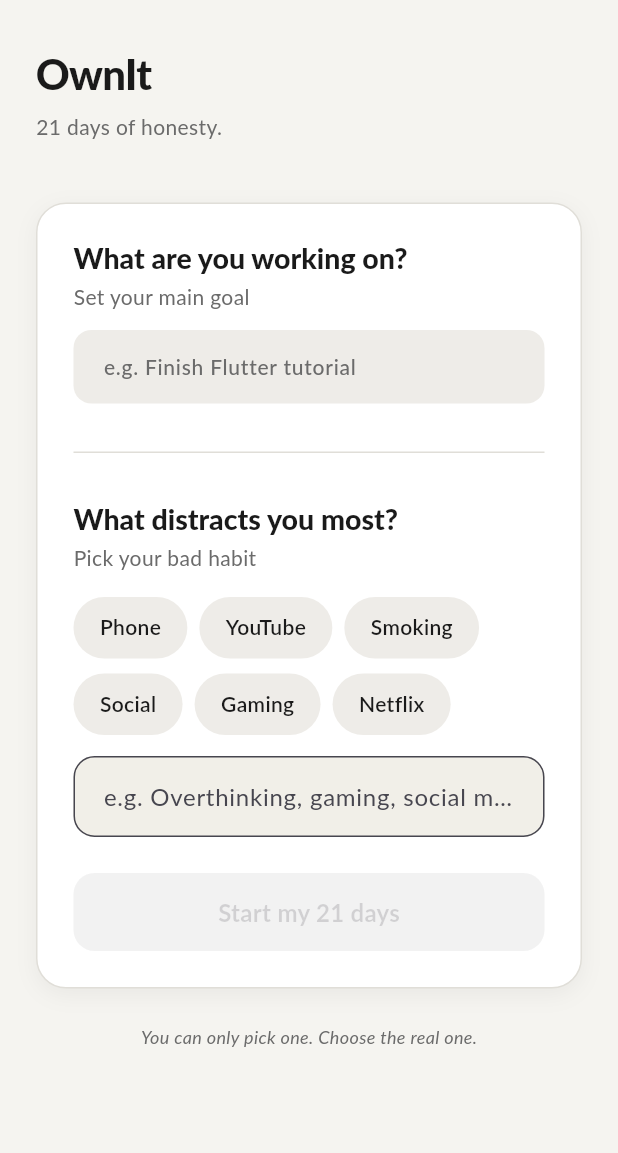
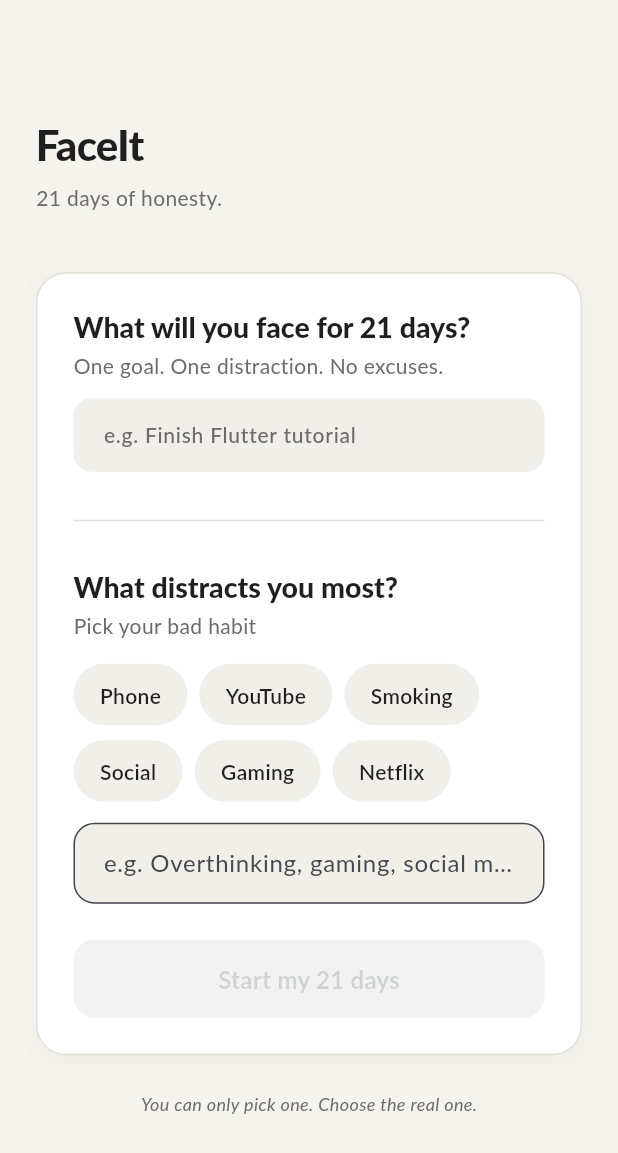
Before and after one commit to omar20270/own_it, a Flutter app: the screen it shows after launch, on a phone screen of 412 x 824 dp. Shown: the top 1153 px of the screen. Run offline on Flutter 3.47's test engine with Material 3 defaults, Android fonts, the phone set to English and light mode, and no system bars; our stand-ins replace cloud_firestore, firebase_core, flutter_riverpod; accounts and stored records are empty; Roboto replaces fonts that are missing (Lato).

Commit message:
add the routing and navigation to last page

```diff
--- a/lib/core/constants/app_constants.dart
+++ b/lib/core/constants/app_constants.dart
@@ -1,8 +1,8 @@
 class AppStrings {
   // Setup
-  static const setupTitle = 'OwnIt';
-  static const setupGoalQuestion = 'What are you working on?';
-  static const setupGoalSubtitle = 'Set your main goal';
+  static const setupTitle = 'FaceIt';
+  static const setupGoalQuestion = 'What will you face for 21 days?';
+  static const setupGoalSubtitle = 'One goal. One distraction. No excuses.';
   static const setupGoalHint = 'e.g. Finish Flutter tutorial';
   static const setupHabitQuestion = 'What distracts you most?';
   static const setupHabitSubtitle = 'Pick your bad habit';
--- a/lib/core/theme/app_thema.dart
+++ b/lib/core/theme/app_thema.dart
@@ -1,57 +1,92 @@
 import 'package:flutter/material.dart';
 
 class AppColors {
-  // Brand
-  static const primary = Color(0xFF4F3DD0); // deep violet (CTA button)
-  static const primaryLight = Color(0xFFEDEBFB);
+  // ── Core Brand ─────────────────────────────────────────────
 
-  // Feedback
-  static const successBg = Color(0xFFE8F5E9);
-  static const successText = Color(0xFF2E7D32);
-  static const failBg = Color(0xFFFFEBEE);
-  static const failText = Color(0xFFC62828);
+  // Deep calm slate instead of bright purple
+  static const primary = Color(0xFF374151);
 
-  // Streak
-  static const streakBg = Color(0xFFFFF3E0);
-  static const streakText = Color(0xFFE65100);
+  // Soft selected background
+  static const primaryLight = Color(0xFFE5E7EB);
 
-  // Neutral
-  static const background = Color(0xFFF5F4F0);
-  static const surface = Color(0xFFFFFFFF);
-  static const border = Color(0xFFE0DED8);
-  static const textPrimary = Color(0xFF1A1A1A);
+  // ── Feedback ──────────────────────────────────────────────
+
+  // Muted green
+  static const successBg = Color(0xFFE8F0E8);
+  static const successText = Color(0xFF5E7B61);
+
+  // Muted red
+  static const failBg = Color(0xFFF6EAEA);
+  static const failText = Color(0xFFB46A6A);
+
+  // ── Streak ────────────────────────────────────────────────
+
+  // Warm reflective beige
+  static const streakBg = Color(0xFFF4E8D7);
+  static const streakText = Color(0xFF8A5A2B);
+
+  // ── Neutral ───────────────────────────────────────────────
+
+  // Warm background
+  static const background = Color(0xFFF5F3EE);
+
+  // Clean white cards
+  static const surface = Colors.white;
+
+  // Softer border
+  static const border = Color(0xFFE5E0D8);
+
+  // Main text
+  static const textPrimary = Color(0xFF1F1F1F);
+
+  // Secondary text
   static const textSecondary = Color(0xFF6B6B6B);
-  static const chipUnselected = Color(0xFFEEECE8);
-  static const chipSelected = Color(0xFF1A1A1A);
 
-  // Progress grid
-  static const progressDone = Color(0xFF388E3C);
-  static const progressFail = Color(0xFFE53935);
-  static const progressEmpty = Color(0xFFD9D7D2);
+  // Unselected chips
+  static const chipUnselected = Color(0xFFF1EFEA);
+
+  // Selected chip text
+  static const chipSelected = Color(0xFF374151);
+
+  // ── Progress Grid ─────────────────────────────────────────
+
+  static const progressDone = Color(0xFF6B8E6E);
+  static const progressFail = Color(0xFFB46A6A);
+  static const progressEmpty = Color(0xFFD8D4CC);
 }
 
 class AppTheme {
   static ThemeData get light => ThemeData(
     useMaterial3: true,
     scaffoldBackgroundColor: AppColors.background,
+
     colorScheme: ColorScheme.fromSeed(
       seedColor: AppColors.primary,
-      surface: AppColors.background,
+      surface: AppColors.surface,
     ),
+
     fontFamily: 'Lato',
+
     textTheme: const TextTheme(
       headlineMedium: TextStyle(
         fontSize: 22,
         fontWeight: FontWeight.w800,
         color: AppColors.textPrimary,
-        height: 1.25,
+        height: 1.2,
       ),
+
       titleMedium: TextStyle(
         fontSize: 15,
         fontWeight: FontWeight.w600,
         color: AppColors.textPrimary,
       ),
-      bodyMedium: TextStyle(fontSize: 14, color: AppColors.textSecondary),
+
+      bodyMedium: TextStyle(
+        fontSize: 14,
+        color: AppColors.textSecondary,
+        height: 1.45,
+      ),
+
       labelLarge: TextStyle(
         fontSize: 16,
         fontWeight: FontWeight.w700,
--- a/lib/features/checkin/presentation/widgets/checkin_card.dart
+++ b/lib/features/checkin/presentation/widgets/checkin_card.dart
@@ -27,8 +27,8 @@ class CheckinCard extends StatelessWidget {
         border: Border.all(color: AppColors.border),
         boxShadow: [
           BoxShadow(
-            color: Colors.black.withAlpha(77),
-            blurRadius: 8,
+            color: Colors.black.withValues(alpha: 0.03),
+            blurRadius: 10,
             offset: const Offset(0, 3),
           ),
         ],
--- a/lib/features/result/presentation/pages/result_page.dart
+++ b/lib/features/result/presentation/pages/result_page.dart
@@ -133,11 +133,7 @@ class ResultPage extends ConsumerWidget {
                 height: 52,
                 child: ElevatedButton(
                   onPressed: () {
-                    Navigator.pushNamedAndRemoveUntil(
-                      context,
-                      AppRoutes.setup,
-                      (route) => false,
-                    );
+                    Navigator.pushNamed(context, AppRoutes.history);
                   },
                   style: ElevatedButton.styleFrom(
                     backgroundColor: AppColors.primary,
@@ -146,6 +142,26 @@ class ResultPage extends ConsumerWidget {
                       borderRadius: BorderRadius.circular(14),
                     ),
                   ),
+                  child: const Text(
+                    'See my 21-day history',
+                    style: TextStyle(fontSize: 16, fontWeight: FontWeight.w700),
+                  ),
+                ),
+              ),
+
+              const SizedBox(height: 12),
+
+              SizedBox(
+                width: double.infinity,
+                height: 52,
+                child: OutlinedButton(
+                  onPressed: () {
+                    Navigator.pushNamedAndRemoveUntil(
+                      context,
+                      AppRoutes.checkin,
+                      (route) => false,
+                    );
+                  },
                   child: const Text(
                     'Come back tomorrow',
                     style: TextStyle(fontSize: 16, fontWeight: FontWeight.w700),
--- a/lib/features/setup/presentation/pages/setup_page.dart
+++ b/lib/features/setup/presentation/pages/setup_page.dart
@@ -24,18 +24,23 @@ class SetupPage extends ConsumerWidget {
     return Scaffold(
       backgroundColor: AppColors.background,
       body: SafeArea(
-        child: SingleChildScrollView(
-          padding: const EdgeInsets.symmetric(horizontal: 24, vertical: 32),
+        child: Center(
+          child:
+              // ConstrainedBox(
+              // constraints: const BoxConstraints(maxWidth: 700),
+              SingleChildScrollView(
+                padding: const EdgeInsets.symmetric(
+                  horizontal: 24,
+                  vertical: 32,
+                ),
                 child: Column(
                   crossAxisAlignment: CrossAxisAlignment.start,
                   children: [
                     // ── App name ────────────────────────────────────────────────
                     Text(
                       AppStrings.setupTitle,
-                style: Theme.of(context).textTheme.headlineMedium?.copyWith(
-                  fontSize: 28,
-                  letterSpacing: -0.5,
-                ),
+                      style: Theme.of(context).textTheme.headlineMedium
+                          ?.copyWith(fontSize: 28, letterSpacing: -0.5),
                     ),
                     const SizedBox(height: 8),
                     Text(
@@ -83,7 +88,11 @@ class SetupPage extends ConsumerWidget {
                                 label: habit,
                                 isSelected: selectedHabit == habit,
                                 onTap: () =>
-                              ref.read(selectedHabitProvider.notifier).state =
+                                    ref
+                                            .read(
+                                              selectedHabitProvider.notifier,
+                                            )
+                                            .state =
                                         habit,
                               );
                             }).toList(),
@@ -119,6 +128,8 @@ class SetupPage extends ConsumerWidget {
                     ),
                   ],
                 ),
+                // ),
+              ),
         ),
       ),
     );
--- a/lib/features/setup/presentation/widgets/setup_card.dart
+++ b/lib/features/setup/presentation/widgets/setup_card.dart
@@ -16,9 +16,9 @@ class SetupCard extends StatelessWidget {
         border: Border.all(color: AppColors.border),
         boxShadow: [
           BoxShadow(
-            color: Colors.black.withValues(alpha: 0.05),
-            blurRadius: 12,
-            offset: const Offset(0, 4),
+            color: Colors.black.withValues(alpha: 0.03),
+            blurRadius: 10,
+            offset: const Offset(0, 3),
           ),
         ],
       ),
--- a/lib/main.dart
+++ b/lib/main.dart
@@ -3,7 +3,7 @@ import 'package:flutter/material.dart';
 import 'package:flutter_riverpod/flutter_riverpod.dart';
 import 'package:own_it/core/theme/app_thema.dart';
 import 'package:own_it/features/checkin/presentation/pages/checkin_page.dart';
-import 'package:own_it/features/checkin/presentation/pages/history_screen.dart';
+import 'package:own_it/features/checkin/presentation/pages/history_page.dart';
 import 'package:own_it/features/result/presentation/pages/result_page.dart';
 import 'package:own_it/firebase_options.dart';
 
```
Also changed, not shown: lib/features/checkin/presentation/pages/history_page.dart (renamed from lib/features/checkin/presentation/pages/history_screen.dart). Lines whose indentation alone changed are shown as unchanged.
